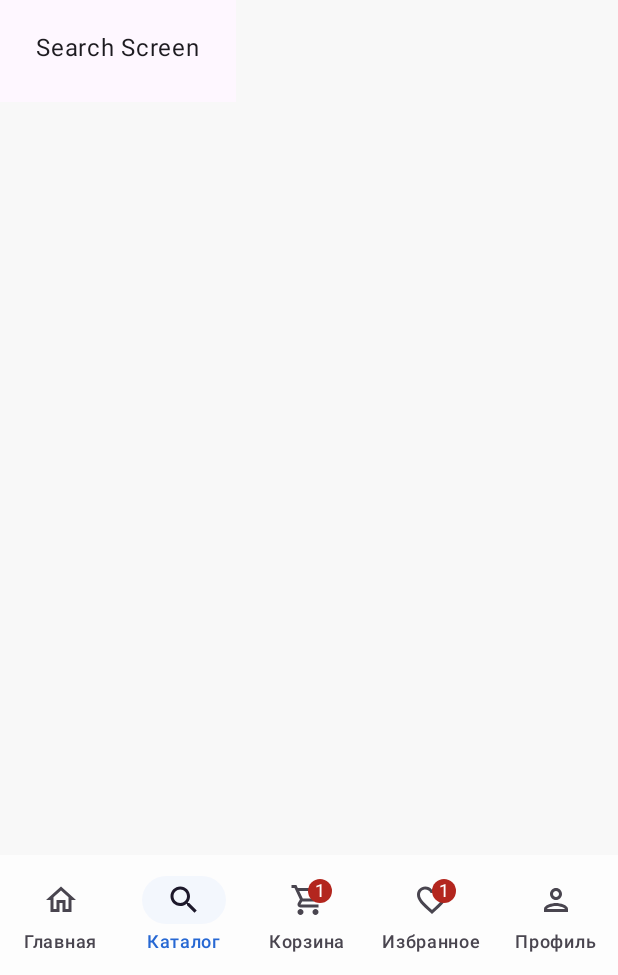
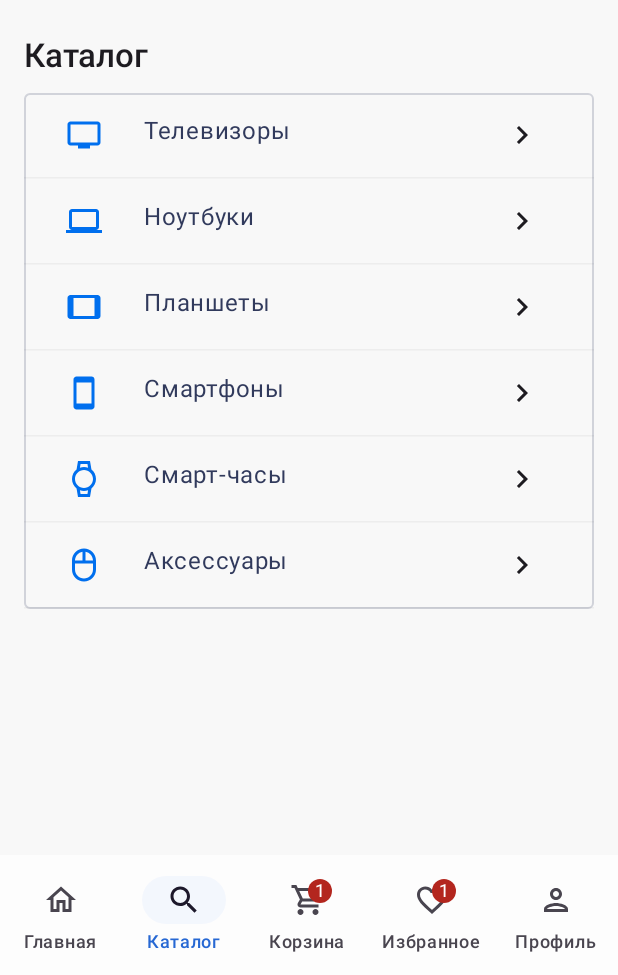
Before and after one commit to FeatherGF/techzone_android_app, an Android app built with Jetpack Compose: the SearchScreen screen opened through its navigation route, on a phone screen of 412 x 824 dp, the part 261-1236 px from its top. Run offline under Robolectric (Android 15) with nearby library versions, the light colour scheme and no system bars.

Commit message:
[feat] primary catalog screen

```diff
--- a/app/src/main/java/com/app/techzone/MainActivity.kt
+++ b/app/src/main/java/com/app/techzone/MainActivity.kt
@@ -17,7 +17,7 @@ import com.app.techzone.screens.FavoriteScreen
 import com.app.techzone.screens.MainAppBar
 import com.app.techzone.screens.MainScreen
 import com.app.techzone.screens.ProfileScreen
-import com.app.techzone.screens.SearchScreen
+import com.app.techzone.screens.CatalogScreen
 import com.app.techzone.ui.theme.TechZoneTheme
 
 
@@ -61,7 +61,7 @@ fun Main(searchViewModel: SearchViewModel = SearchViewModel()) {
             }
             composable("search_screen") {
                 searchViewModel.updateSearchWidgetState(SearchWidgetState.CLOSED)
-                SearchScreen()
+                CatalogScreen()
             }
             composable("cart_screen") {
                 searchViewModel.updateSearchWidgetState(SearchWidgetState.CLOSED)
--- /dev/null
+++ b/app/src/main/java/com/app/techzone/screens/CatalogScreen.kt
@@ -0,0 +1,103 @@
+package com.app.techzone.screens
+
+import android.annotation.SuppressLint
+import androidx.compose.foundation.background
+import androidx.compose.foundation.border
+import androidx.compose.foundation.clickable
+import androidx.compose.foundation.layout.Arrangement
+import androidx.compose.foundation.layout.Column
+import androidx.compose.foundation.layout.Row
+import androidx.compose.foundation.layout.fillMaxWidth
+import androidx.compose.foundation.layout.height
+import androidx.compose.foundation.layout.padding
+import androidx.compose.foundation.lazy.LazyColumn
+import androidx.compose.foundation.shape.RoundedCornerShape
+import androidx.compose.material.icons.Icons
+import androidx.compose.material.icons.outlined.ChevronRight
+import androidx.compose.material.icons.outlined.Laptop
+import androidx.compose.material.icons.outlined.Mouse
+import androidx.compose.material.icons.outlined.Smartphone
+import androidx.compose.material.icons.outlined.Tablet
+import androidx.compose.material.icons.outlined.Tv
+import androidx.compose.material.icons.outlined.Watch
+import androidx.compose.material3.HorizontalDivider
+import androidx.compose.material3.Icon
+import androidx.compose.material3.MaterialTheme
+import androidx.compose.material3.Text
+import androidx.compose.runtime.Composable
+import androidx.compose.ui.Alignment
+import androidx.compose.ui.Modifier
+import androidx.compose.ui.graphics.Color
+import androidx.compose.ui.graphics.vector.ImageVector
+import androidx.compose.ui.tooling.preview.Preview
+import androidx.compose.ui.unit.dp
+
+
+data class Category(val id: Int, val imageVector: ImageVector, val name: String)
+
+@SuppressLint("UnusedMaterial3ScaffoldPaddingParameter")
+@Preview
+@Composable
+fun CatalogScreen(){
+    val categories = listOf(
+        Category(id = 1, imageVector = Icons.Outlined.Tv, name = "Телевизоры"),
+        Category(id = 2, imageVector = Icons.Outlined.Laptop, name = "Ноутбуки"),
+        Category(id = 3, imageVector = Icons.Outlined.Tablet, name = "Планшеты"),
+        Category(id = 4, imageVector = Icons.Outlined.Smartphone, name = "Смартфоны"),
+        Category(id = 5, imageVector = Icons.Outlined.Watch, name = "Смарт-часы"),
+        Category(id = 6, imageVector = Icons.Outlined.Mouse, name = "Аксессуары"),
+    )
+    Column(modifier = Modifier.background(color = MaterialTheme.colorScheme.background)) {
+        Text(
+            text = "Каталог",
+            modifier = Modifier.padding(start = 16.dp, top = 28.dp),
+            style = MaterialTheme.typography.titleLarge,
+        )
+        LazyColumn(
+            modifier = Modifier
+                .fillMaxWidth()
+                .padding(start = 16.dp, end = 16.dp, top = 12.dp)
+                .border(
+                    color = MaterialTheme.colorScheme.scrim,
+                    width = 1.dp,
+                    shape = RoundedCornerShape(4.dp)
+                )
+        ) {
+            items(
+                count = categories.size,
+                key = { index -> categories[index].id },
+                itemContent = { index ->
+                    val category = categories[index]
+                    Row(
+                        horizontalArrangement = Arrangement.Absolute.SpaceBetween,
+                        verticalAlignment = Alignment.CenterVertically,
+                        modifier = Modifier
+                            .fillMaxWidth()
+                            .height(56.dp)
+                            .clickable { }
+                    ) {
+                        Row {
+                            Icon(
+                                modifier = Modifier.padding(horizontal = 28.dp),
+                                imageVector = category.imageVector,
+                                contentDescription = null,
+                                tint = MaterialTheme.colorScheme.primary
+                            )
+                            Text(
+                                text = category.name,
+                                style = MaterialTheme.typography.bodyLarge,
+                                color = MaterialTheme.colorScheme.scrim.copy(alpha = 1f),
+                            )
+                        }
+                        Icon(
+                            imageVector = Icons.Outlined.ChevronRight,
+                            contentDescription = null,
+                            modifier = Modifier.padding(end = 36.dp)
+                        )
+                    }
+                    HorizontalDivider(color = Color.Gray.copy(alpha = 0.1f))
+                }
+            )
+        }
+    }
+}
--- a/app/src/main/java/com/app/techzone/screens/MainScreen.kt
+++ b/app/src/main/java/com/app/techzone/screens/MainScreen.kt
@@ -259,7 +259,8 @@ fun ProductCarousel(products: List<ProductCard> = bestSellerProducts) {
                                 titleBoxHeight = 48.dp
                                 Text(
                                     text = formatPrice(product.price),
-                                    style = MaterialTheme.typography.titleMedium
+                                    style = MaterialTheme.typography.titleMedium,
+                                    color = MaterialTheme.colorScheme.scrim.copy(alpha = 1f)
                                 )
                             }
                             Icon(imageVector = if (isFavoriteState) Icons.Filled.Favorite else {
--- a/app/src/main/java/com/app/techzone/screens/SearchScreen.kt
+++ /dev/null
@@ -1,18 +0,0 @@
-package com.app.techzone.screens
-
-import android.annotation.SuppressLint
-import androidx.compose.foundation.layout.Column
-import androidx.compose.foundation.layout.padding
-import androidx.compose.material3.Text
-import androidx.compose.runtime.Composable
-import androidx.compose.ui.Modifier
-import androidx.compose.ui.unit.dp
-
-
-@SuppressLint("UnusedMaterial3ScaffoldPaddingParameter")
-@Composable
-fun SearchScreen(){
-    Column {
-        Text(text = "Search Screen", modifier = Modifier.padding(24.dp))
-    }
-}
```
